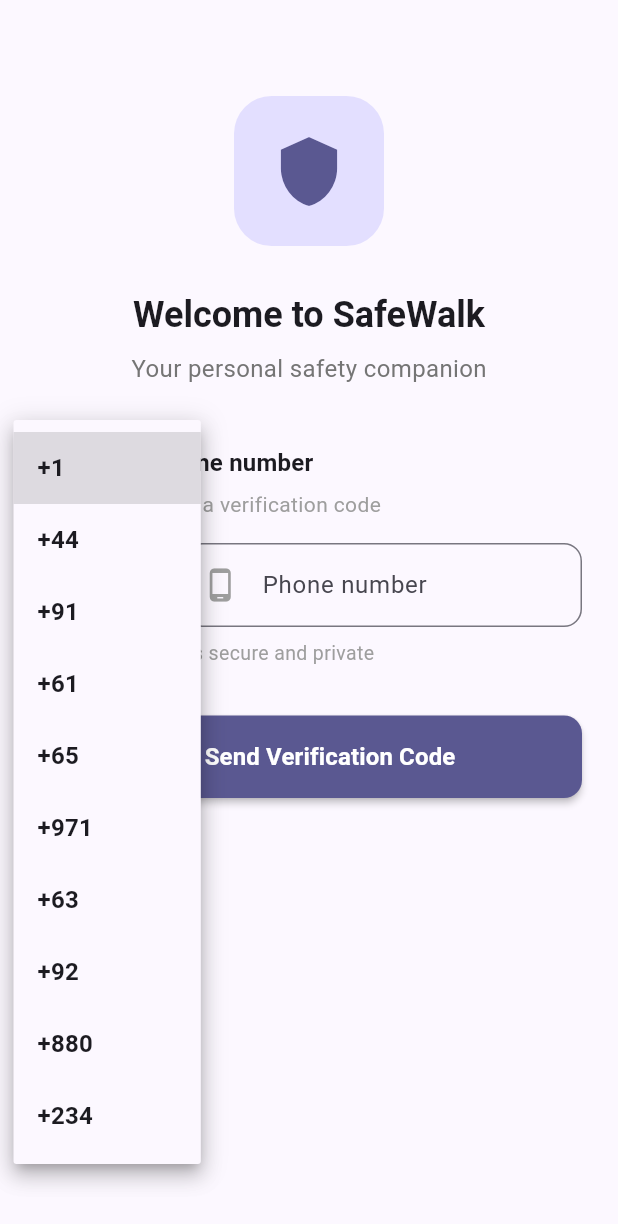
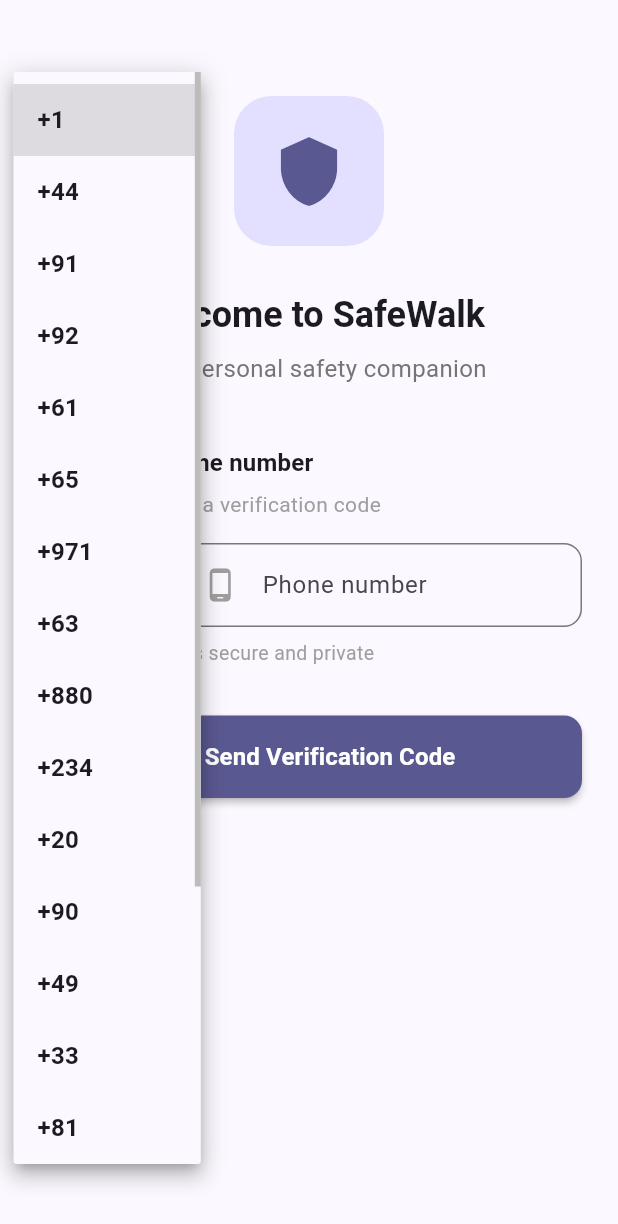
Before and after one commit to Ahsan-2003/women_safety_app, a Flutter app: the screen it shows after launch, after a tap on "+1", on a phone screen of 412 x 824 dp. Shown: the top 1224 px of the screen. Run offline on Flutter 3.47's test engine with Material 3 defaults, Android fonts, the phone set to English and light mode, and no system bars; our stand-ins replace cloud_firestore, firebase_auth, firebase_core, geolocator; accounts and stored records are empty.

Commit message:
Add more country codes

```diff
--- a/lib/screens/login_screen.dart
+++ b/lib/screens/login_screen.dart
@@ -16,16 +16,26 @@
   String _selectedCountryCode = '+1';
 
   final List<Map<String, String>> _countryCodes = [
-    {'code': '+1', 'country': '🇺🇸 US/Canada'},
+    {'code': '+1', 'country': '🇺🇸 US'},
     {'code': '+44', 'country': '🇬🇧 UK'},
     {'code': '+91', 'country': '🇮🇳 India'},
+    {'code': '+92', 'country': '🇵🇰 Pakistan'},
     {'code': '+61', 'country': '🇦🇺 Australia'},
     {'code': '+65', 'country': '🇸🇬 Singapore'},
     {'code': '+971', 'country': '🇦🇪 UAE'},
     {'code': '+63', 'country': '🇵🇭 Philippines'},
-    {'code': '+92', 'country': '🇵🇰 Pakistan'},
     {'code': '+880', 'country': '🇧🇩 Bangladesh'},
     {'code': '+234', 'country': '🇳🇬 Nigeria'},
+    {'code': '+20', 'country': '🇪🇬 Egypt'},
+    {'code': '+90', 'country': '🇹🇷 Turkey'},
+    {'code': '+49', 'country': '🇩🇪 Germany'},
+    {'code': '+33', 'country': '🇫🇷 France'},
+    {'code': '+81', 'country': '🇯🇵 Japan'},
+    {'code': '+82', 'country': '🇰🇷 South Korea'},
+    {'code': '+86', 'country': '🇨🇳 China'},
+    {'code': '+7', 'country': '🇷🇺 Russia'},
+    {'code': '+55', 'country': '🇧🇷 Brazil'},
+    {'code': '+52', 'country': '🇲🇽 Mexico'},
   ];
 
   @override
```
